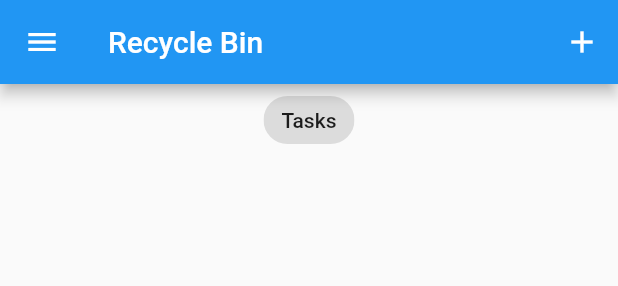
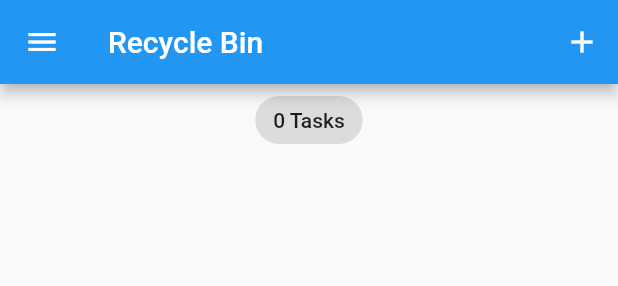
Before and after one commit to niyoceles/flutter_bloc_pattern_tasks_app, a Flutter app: the MyDrawer widget shown alone on an empty page, opened directly, after a tap on "Recycle Bin", on a phone screen of 412 x 824 dp. Shown: the top 286 px of the screen. Run offline on Flutter 3.47's test engine with Material 2 defaults, Android fonts, the phone set to English and light mode, and no system bars; our stand-ins replace equatable, flutter_bloc, hydrated_bloc.

Commit message:
remove and delete task

```diff
--- a/lib/blocs/tasks/tasks_event.dart
+++ b/lib/blocs/tasks/tasks_event.dart
@@ -11,24 +11,30 @@ class AddTask extends TasksEvent {
   final Task task;
   const AddTask({required this.task});
 
-   @override
+  @override
   List<Object> get props => [task];
 }
-
 
 class UpdateTask extends TasksEvent {
   final Task task;
   const UpdateTask({required this.task});
 
-   @override
+  @override
   List<Object> get props => [task];
 }
-
 
 class DeleteTask extends TasksEvent {
   final Task task;
   const DeleteTask({required this.task});
 
-   @override
+  @override
   List<Object> get props => [task];
 }
+
+class RemoveTask extends TasksEvent {
+  final Task task;
+  const RemoveTask({required this.task});
+
+  @override
+  List<Object> get props => [task];
+}
--- a/lib/blocs/tasks/tasks_state.dart
+++ b/lib/blocs/tasks/tasks_state.dart
@@ -3,15 +3,18 @@ part of 'tasks_bloc.dart';
 
 class TasksState extends Equatable {
   final List<Task> allTasks;
+  final List<Task> removedTasks;
 
-  const TasksState({this.allTasks = const <Task>[]});
+  const TasksState(
+      {this.allTasks = const <Task>[], this.removedTasks = const <Task>[]});
 
   @override
-  List<Object> get props => [allTasks];
+  List<Object> get props => [allTasks, removedTasks];
 
   Map<String, dynamic> toMap() {
     return <String, dynamic>{
       'allTasks': allTasks.map((x) => x.toMap()).toList(),
+      'removedTasks': removedTasks.map((x) => x.toMap()).toList(),
     };
   }
 
@@ -19,6 +22,8 @@ class TasksState extends Equatable {
     return TasksState(
       allTasks: List<Task>.from(
           map['allTasks']?.map((x) => Task.fromMap(x as Map<String, dynamic>))),
+      removedTasks: List<Task>.from(
+          map['removedTasks']?.map((x) => Task.fromMap(x as Map<String, dynamic>))),
     );
   }
 }
--- a/lib/screens/my_drawer.dart
+++ b/lib/screens/my_drawer.dart
@@ -24,7 +24,7 @@ class MyDrawer extends StatelessWidget {
               builder: (context, state) {
                 return GestureDetector(
                   onTap: (() => Navigator.pushNamed(context, TasksScreen.id)),
-                  child:  ListTile(
+                  child: ListTile(
                     leading: const Icon(Icons.folder_special),
                     title: const Text("My Tasks"),
                     trailing: Text('${state.allTasks.length}'),
@@ -33,13 +33,17 @@ class MyDrawer extends StatelessWidget {
               },
             ),
             const Divider(),
-            GestureDetector(
-              onTap: () => Navigator.pushNamed(context, RecycleBin.id),
-              child: const ListTile(
-                leading: Icon(Icons.folder_special),
-                title: Text("Recycle Bin"),
-                trailing: Text("0"),
-              ),
+            BlocBuilder<TasksBloc, TasksState>(
+              builder: (context, state) {
+                return GestureDetector(
+                  onTap: () => Navigator.pushNamed(context, RecycleBin.id),
+                  child:  ListTile(
+                    leading: const Icon(Icons.folder_special),
+                    title: const Text("Recycle Bin"),
+                    trailing: Text('${state.removedTasks.length}'),
+                  ),
+                );
+              },
             ),
           ],
         ),
--- a/lib/screens/recycle_bin.dart
+++ b/lib/screens/recycle_bin.dart
@@ -27,15 +27,15 @@ class RecycleBin extends StatelessWidget {
           drawer: MyDrawer(),
           body: Column(
             crossAxisAlignment: CrossAxisAlignment.center,
-            children: const [
+            children: [
               Center(
                 child: Chip(
                   label: Text(
-                    'Tasks',
+                    '${state.removedTasks.length} Tasks',
                   ),
                 ),
               ),
-              TasksList(tasksList: [])
+              TasksList(tasksList: state.removedTasks)
             ],
           ),
           floatingActionButton: FloatingActionButton(
```
Also changed, not shown: lib/blocs/tasks/tasks_bloc.dart (+17 -4 lines), lib/widgets/task_tile.dart (+9 -4 lines).
